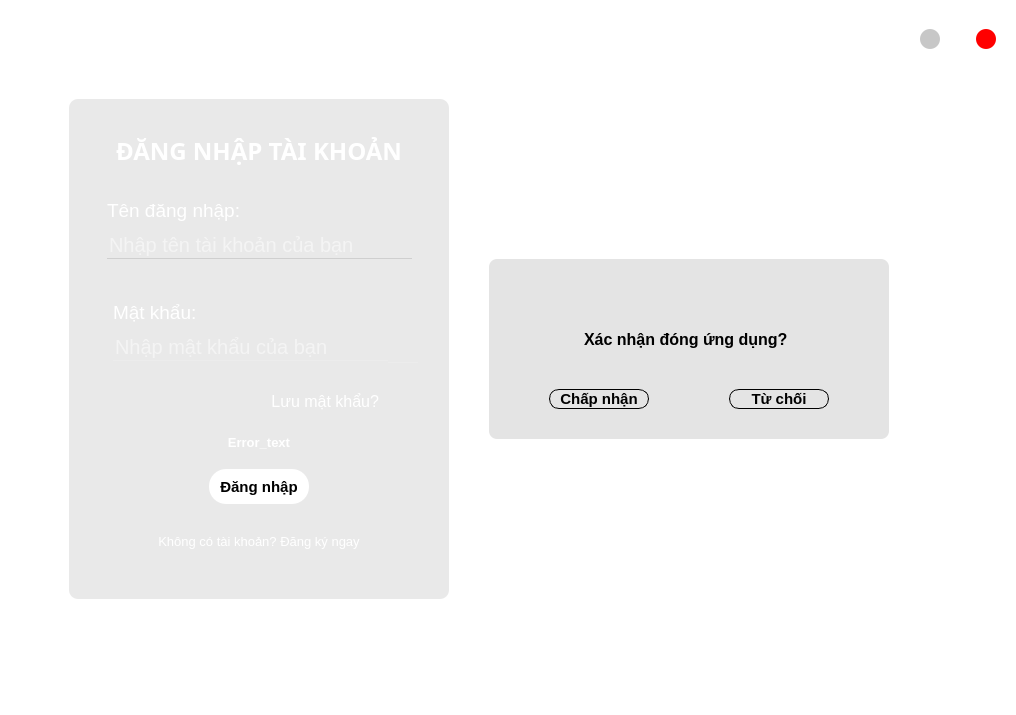
hoangm960/Astraea, file UI_Files/Login_gui.ui: the form before one commit.
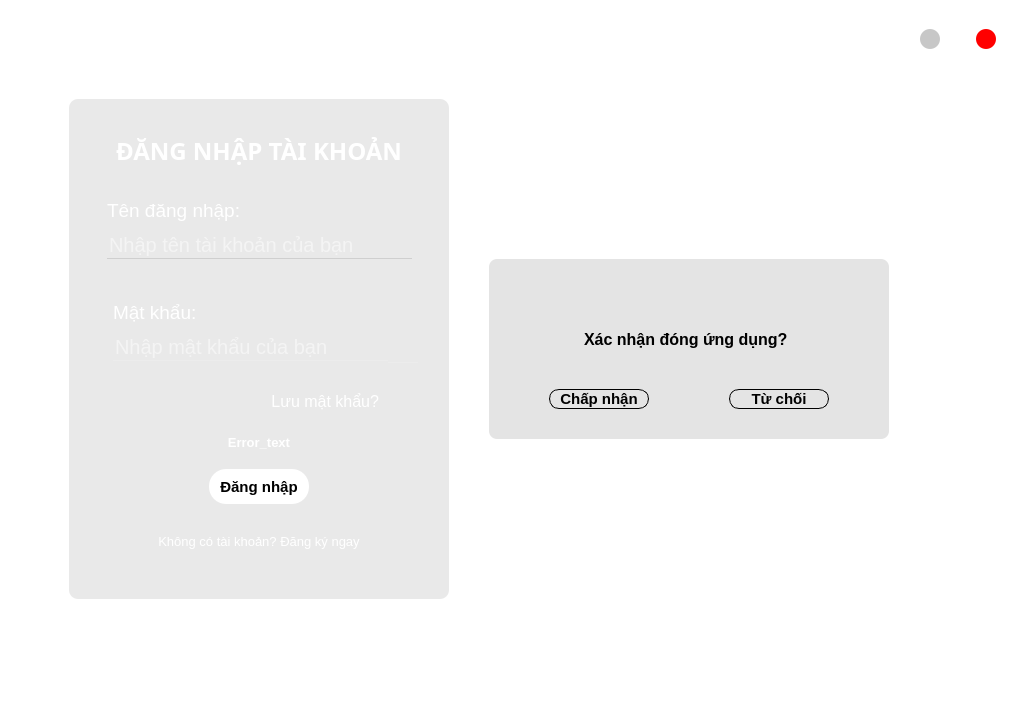
The form after the commit. The open tabs and pages were chosen to show the change. Icons and pictures are not drawn.

What changed in the file:
```diff
--- a/UI_Files/Login_gui.ui
+++ b/UI_Files/Login_gui.ui
@@ -7,7 +7,7 @@
     <x>0</x>
     <y>0</y>
     <width>1016</width>
-    <height>715</height>
+    <height>708</height>
    </rect>
   </property>
   <property name="sizePolicy">
```
Left out of the diff: 14 changed lines with no effect on the pictures.
